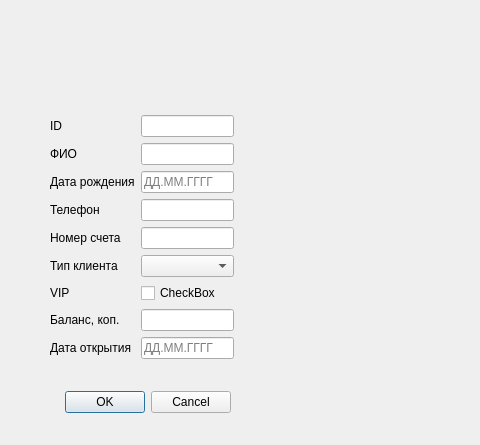
Old version of the form clientdialog.ui in the repository freawed/coursework-database; both pictures show x 0 to 480 and y 0 to 445 of the 1182 by 866 pixel window.
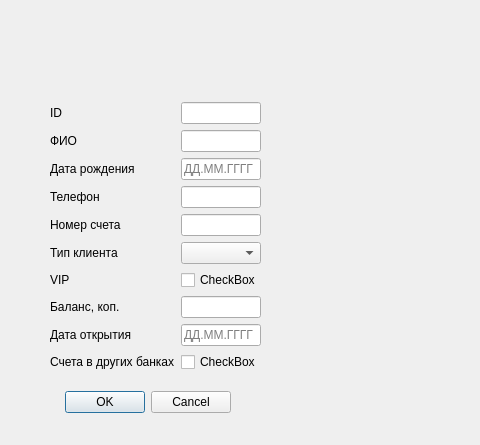
New version of the form.

Commit message: Показано наличие счетов в другом банке в форме и таблице

Diff of the .ui file:
```diff
--- a/clientdialog.ui
+++ b/clientdialog.ui
@@ -26,12 +26,12 @@
     <set>QDialogButtonBox::StandardButton::Cancel|QDialogButtonBox::StandardButton::Ok</set>
    </property>
   </widget>
-  <widget class="QWidget" name="">
+  <widget class="QWidget" name="layoutWidget">
    <property name="geometry">
     <rect>
      <x>50</x>
      <y>90</y>
-     <width>184</width>
+     <width>211</width>
      <height>295</height>
     </rect>
    </property>
@@ -140,6 +140,23 @@
         </property>
        </widget>
       </item>
+      <item row="9" column="1">
+       <widget class="QCheckBox" name="otherBankAccountsCheck">
+        <property name="enabled">
+         <bool>true</bool>
+        </property>
+        <property name="text">
+         <string>CheckBox</string>
+        </property>
+       </widget>
+      </item>
+      <item row="9" column="0">
+       <widget class="QLabel" name="label_10">
+        <property name="text">
+         <string>Счета в других банках</string>
+        </property>
+       </widget>
+      </item>
      </layout>
     </item>
    </layout>
```
Left out of the diff: 104 changed lines with no effect on the pictures. The commit also changes 2 other files.
